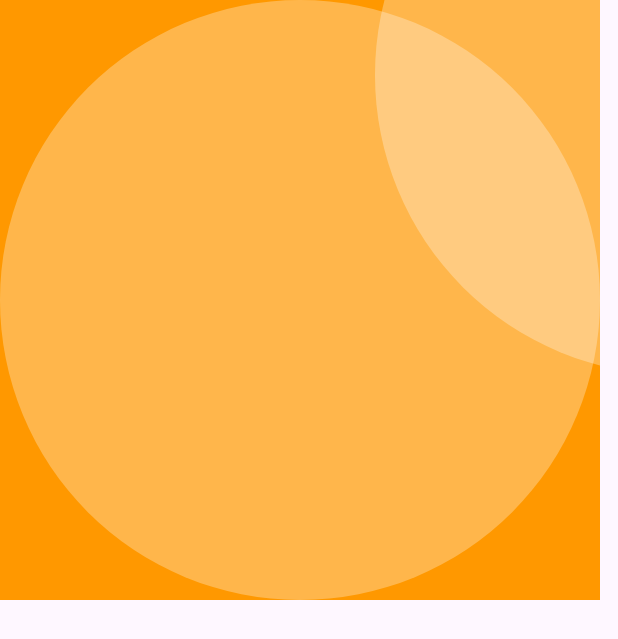
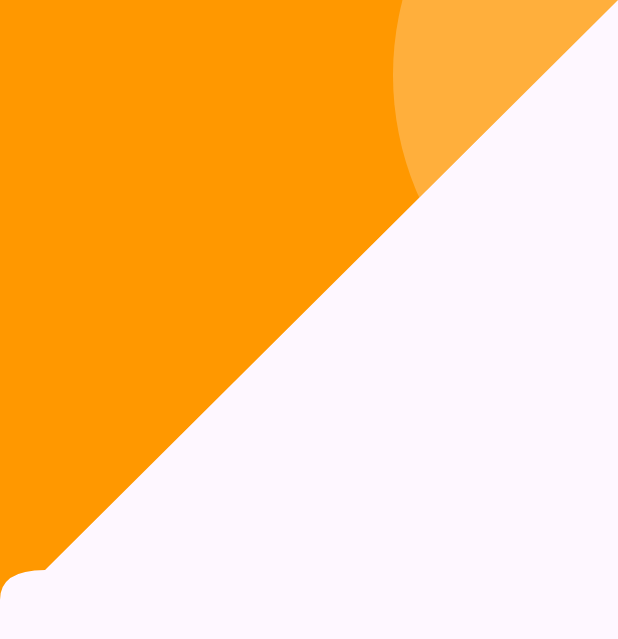
Before and after one commit to piseak02/sintaveeapp, a Flutter app: the screen it shows after launch, on a phone screen of 412 x 824 dp. Shown: the top 639 px of the screen. Run offline on Flutter 3.47's test engine with Material 3 defaults, Android fonts, the phone set to English and light mode, and no system bars.

Commit message:
รอแก้ไขใหม่

```diff
--- a/lib/Product/addProduct.dart
+++ /dev/null
@@ -1,43 +0,0 @@
-import 'package:flutter/material.dart';
-import 'package:sintaveeapp/widgets/castom_shapes/Containers/circluar_container.dart';
-
-class Myaddproduct extends StatefulWidget {
-  const Myaddproduct({super.key});
-
-  @override
-  State<Myaddproduct> createState() => _MyaddproductState();
-}
-
-class _MyaddproductState extends State<Myaddproduct> {
-  @override
-  Widget build(BuildContext context) {
-    return Scaffold(
-      body: SingleChildScrollView(
-        child: Column(
-          children: [
-            Container(
-              color: Colors.orange,
-              padding: const EdgeInsets.all(0),
-              child: Stack(
-                children: [
-                  Positioned(
-                    top: -150,
-                    right: -250,
-                    child: TCircularContainer(
-                      backgroundColor: const Color.fromARGB(153, 253, 250, 250),
-                    ),
-                  ),
-                  Positioned(
-                    child: TCircularContainer(
-                      backgroundColor: const Color.fromARGB(153, 253, 250, 250),
-                    ),
-                  ),
-                ],
-              ),
-            ),
-          ],
-        ),
-      ),
-    );
-  }
-}
--- /dev/null
+++ b/lib/Product/add_Product.dart
@@ -0,0 +1,54 @@
+import 'package:flutter/material.dart';
+import 'package:sintaveeapp/widgets/castom_shapes/Containers/circluar_container.dart';
+import 'package:sintaveeapp/widgets/castom_shapes/curved_edges/curved_edges.dart';
+
+class Myaddproduct extends StatefulWidget {
+  const Myaddproduct({super.key});
+
+  @override
+  State<Myaddproduct> createState() => _MyaddproductState();
+}
+
+class _MyaddproductState extends State<Myaddproduct> {
+  @override
+  Widget build(BuildContext context) {
+    return Scaffold(
+      body: SingleChildScrollView(
+        child: Column(
+          children: [
+            ClipPath(
+              clipper: TCustomCurvedEdges(),
+              child: Container(
+                color: Colors.orange,
+                padding: const EdgeInsets.all(0),
+                child: SizedBox(
+                  height: 400,
+                  child: Stack(
+                    children: [
+                      Positioned(
+                        top: -150,
+                        right: -250,
+                        child: TCircularContainer(
+                          backgroundColor:
+                              const Color.fromARGB(61, 253, 250, 250),
+                        ),
+                      ),
+                      Positioned(
+                        top: 100,
+                        right: -300,
+                        child: TCircularContainer(
+                          backgroundColor:
+                              const Color.fromARGB(61, 253, 250, 250),
+                        ),
+                      ),
+                    ],
+                  ),
+                ),
+              ),
+            ),
+          ],
+        ),
+      ),
+    );
+  }
+}
--- a/lib/main.dart
+++ b/lib/main.dart
@@ -1,6 +1,6 @@
 import 'package:flutter/material.dart';
 // import 'HomepageApp/my_homepage.dart';
-import 'Product/addProduct.dart';
+import 'package:sintaveeapp/Product/add_Product.dart';
 
 void main() {
   runApp(Myapp());
--- a/lib/widgets/castom_shapes/Containers/circluar_container.dart
+++ b/lib/widgets/castom_shapes/Containers/circluar_container.dart
@@ -26,7 +26,7 @@ class TCircularContainer extends StatelessWidget {
       padding: EdgeInsets.all(padding),
       decoration: BoxDecoration(
         borderRadius: BorderRadius.circular(radivs),
-        color: const Color.fromARGB(75, 255, 255, 255),
+        color: backgroundColor,
       ),
     );
   }
--- /dev/null
+++ b/lib/widgets/castom_shapes/curved_edges/curved_edges.dart
@@ -0,0 +1,24 @@
+import 'package:flutter/material.dart';
+
+class TCustomCurvedEdges extends CustomClipper<Path> {
+  @override
+  Path getClip(Size size) {
+    var path = Path();
+    path.lineTo(0, size.height);
+    // เพิ่มโค้ดสำหรับสร้างเส้นโค้ง
+
+    final firstCurve = Offset(0, size.height - 20);
+    final lastCurve = Offset(30, size.height - 20);
+    path.quadraticBezierTo(
+        firstCurve.dx, firstCurve.dy, lastCurve.dx, lastCurve.dy);
+
+    path.lineTo(size.width, 0);
+    path.close();
+    return path;
+  }
+
+  @override
+  bool shouldReclip(covariant CustomClipper<Path> oldClipper) {
+    return true;
+  }
+}
```
